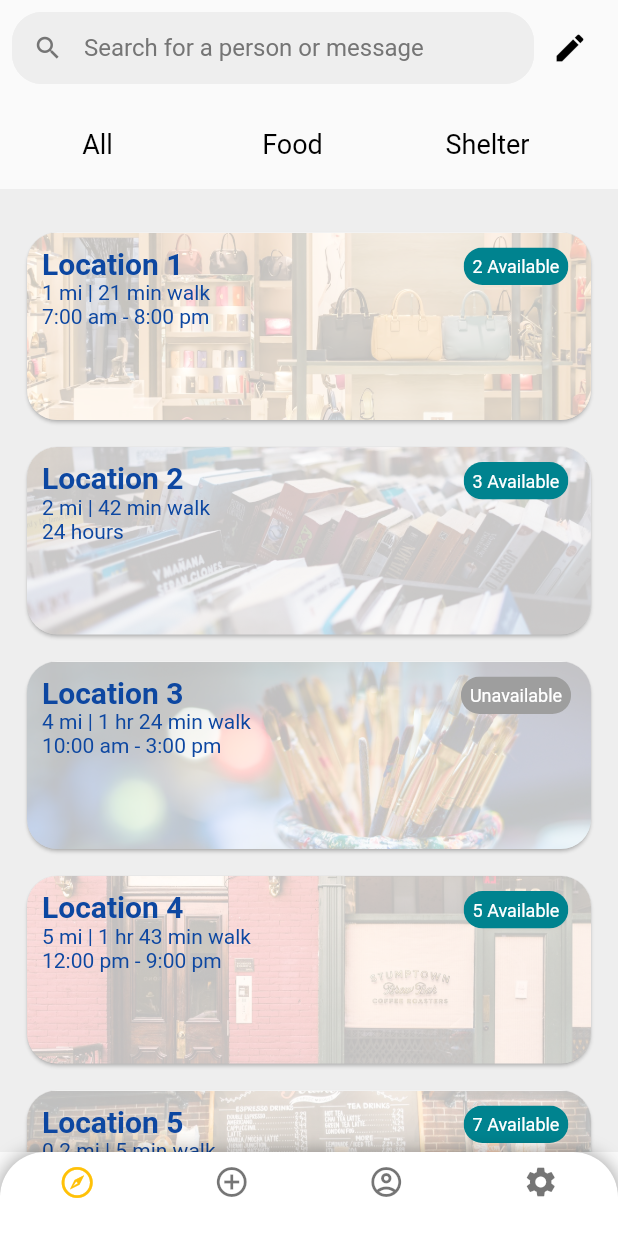
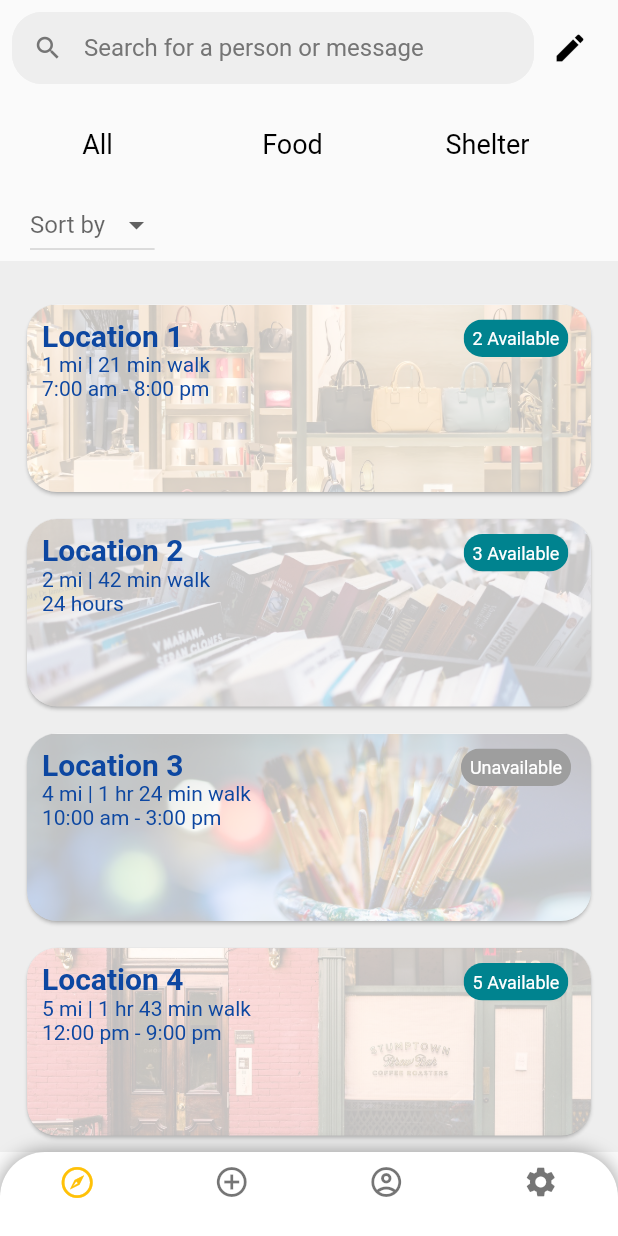
Before and after one commit to storm1486/wyam_app, a Flutter app: the screen it shows after launch, on a phone screen of 412 x 824 dp. Run offline on Flutter 3.47's test engine with Material 2 defaults, Android fonts, the phone set to English and light mode, and no system bars.

Commit message:
Created a Sort by filter for amenities.

```diff
--- a/lib/pages/home.dart
+++ b/lib/pages/home.dart
@@ -13,14 +13,19 @@ class Home extends StatefulWidget {
 
 class _HomeState extends State<Home> {
   String? selectedType;
+  String? selectedSortOrder;
+  final List<String> sortOptions = ['Nearest', 'Farthest'];
 
-  void _onTypeSelected(String type) {
+  void _onFilterChanged(String type) {
     setState(() {
       if (selectedType == type) {
         selectedType = null;
       } else {
         selectedType = type;
       }
+
+      sortLocations(selectedSortOrder!);
+
     });
   }
 
@@ -72,7 +77,29 @@ class _HomeState extends State<Home> {
                 'Finance',
                 'Other',
               ],
-              onItemSelected: _onTypeSelected,
+              onItemSelected: _onFilterChanged,
+            ),
+            Padding(
+              padding: const EdgeInsets.fromLTRB(20, 0, 0, 0),
+              child: Align(
+                alignment: Alignment.centerLeft,
+                child: DropdownButton(
+                  borderRadius: BorderRadius.circular(10),
+                  value: selectedSortOrder,
+                  hint: Text('Sort by'),
+                  onChanged: (String? newValue) {
+                    setState(() {
+                      selectedSortOrder = newValue;
+                    });
+                  },
+                  items: sortOptions.map<DropdownMenuItem<String>>((String value) {
+                    return DropdownMenuItem(
+                      value: value,
+                      child: Text(value),
+                    );
+                  }).toList(),
+                ),
+              ),
             ),
             Expanded(
               child: ChooseLocation(selectedType: selectedType),
--- a/lib/services/choose_location.dart
+++ b/lib/services/choose_location.dart
@@ -10,7 +10,38 @@ class ChooseLocation extends StatefulWidget {
   State<ChooseLocation> createState() => _ChooseLocationState();
 }
 
+List<Amenities> locations = [
+  Amenities(location: 'Location 1', hours: '7:00 am - 8:00 pm', image: 'location1.jpg', appointments: '2', type: 'Food', distance: '1 mi | 21 min walk'),
+  Amenities(location: 'Location 2', hours: '24 hours', image: 'location2.jpg', appointments: '3', type: 'Hygiene', distance: '2 mi | 42 min walk'),
+  Amenities(location: 'Location 3', hours: '10:00 am - 3:00 pm', image: 'location3.jpg', appointments: '0', type: 'Finance', distance: '4 mi | 1 hr 24 min walk'),
+  Amenities(location: 'Location 4', hours: '12:00 pm - 9:00 pm', image: 'location4.jpg', appointments: '5', type: 'Work', distance: '5 mi | 1 hr 43 min walk'),
+  Amenities(location: 'Location 5', hours: '7:00 am - 10:00 pm', image: 'location5.jpg', appointments: '7', type: 'Learn', distance: '0.2 mi | 5 min walk'),
+  Amenities(location: 'Location 6', hours: '5:00 am - 2:00 am', image: 'location6.jpg', appointments: '1', type: 'Shelter', distance: '0.5 mi | 12 min walk'),
+  Amenities(location: 'Location 7', hours: '2:00 pm - 11:00 pm', image: 'location7.jpg', appointments: '30', type: 'Other', distance: '1000 ft | 3 min walk'),
+  Amenities(location: 'Location 8', hours: '1:00 pm - 5:00 pm', image: 'location8.jpg', appointments: '0', type: 'Health', distance: '0.6 mi | 14 min walk'),
+];
+
+void sortLocations(String sortOrder) {
+  if (sortOrder == 'Nearest') {
+    locations.sort((a, b) => _parseDistance(a.distance).compareTo(_parseDistance(b.distance)));
+  } else if (sortOrder == 'Farthest') {
+    locations.sort((a, b) => _parseDistance(b.distance).compareTo(_parseDistance(a.distance)));
+  }
+}
+
+double _parseDistance(String distanceString) {
+  if (distanceString.contains('ft')) {
+    // Convert feet to miles for comparison; assuming 5280 feet in a mile
+    return double.parse(distanceString.split(' ')[0]) / 5280;
+  } else if (distanceString.contains('mi')) {
+    return double.parse(distanceString.split(' ')[0]);
+  } else {
+    return 0.0;  // Default value if unable to parse
+  }
+}
+
 class _ChooseLocationState extends State<ChooseLocation> {
+
   Map<String, List<String>> typeMapping = {
     "All": ["All"],
     "Food": ["Food"],
@@ -22,16 +53,6 @@ class _ChooseLocationState extends State<ChooseLocation> {
     "Other": ["Other"],
   };
 
-  List<Amenities> locations = [
-    Amenities(location: 'Location 1', hours: '7:00 am - 8:00 pm', image: 'location1.jpg', appointments: '2', type: 'Food', distance: '1 mi | 21 min walk'),
-    Amenities(location: 'Location 2', hours: '24 hours', image: 'location2.jpg', appointments: '3', type: 'Hygiene', distance: '2 mi | 42 min walk'),
-    Amenities(location: 'Location 3', hours: '10:00 am - 3:00 pm', image: 'location3.jpg', appointments: '0', type: 'Finance', distance: '4 mi | 1 hr 24 min walk'),
-    Amenities(location: 'Location 4', hours: '12:00 pm - 9:00 pm', image: 'location4.jpg', appointments: '5', type: 'Work', distance: '5 mi | 1 hr 43 min walk'),
-    Amenities(location: 'Location 5', hours: '7:00 am - 10:00 pm', image: 'location5.jpg', appointments: '7', type: 'Learn', distance: '0.2 mi | 5 min walk'),
-    Amenities(location: 'Location 6', hours: '5:00 am - 2:00 am', image: 'location6.jpg', appointments: '1', type: 'Shelter', distance: '0.5 mi | 12 min walk'),
-    Amenities(location: 'Location 7', hours: '2:00 pm - 11:00 pm', image: 'location7.jpg', appointments: '30', type: 'Other', distance: '1000 ft | 3 min walk'),
-    Amenities(location: 'Location 8', hours: '1:00 pm - 5:00 pm', image: 'location8.jpg', appointments: '0', type: 'Health', distance: '0.6 mi | 14 min walk'),
-  ];
 
   @override
   Widget build(BuildContext context) {
```
Also changed, not shown: 9 other files.
